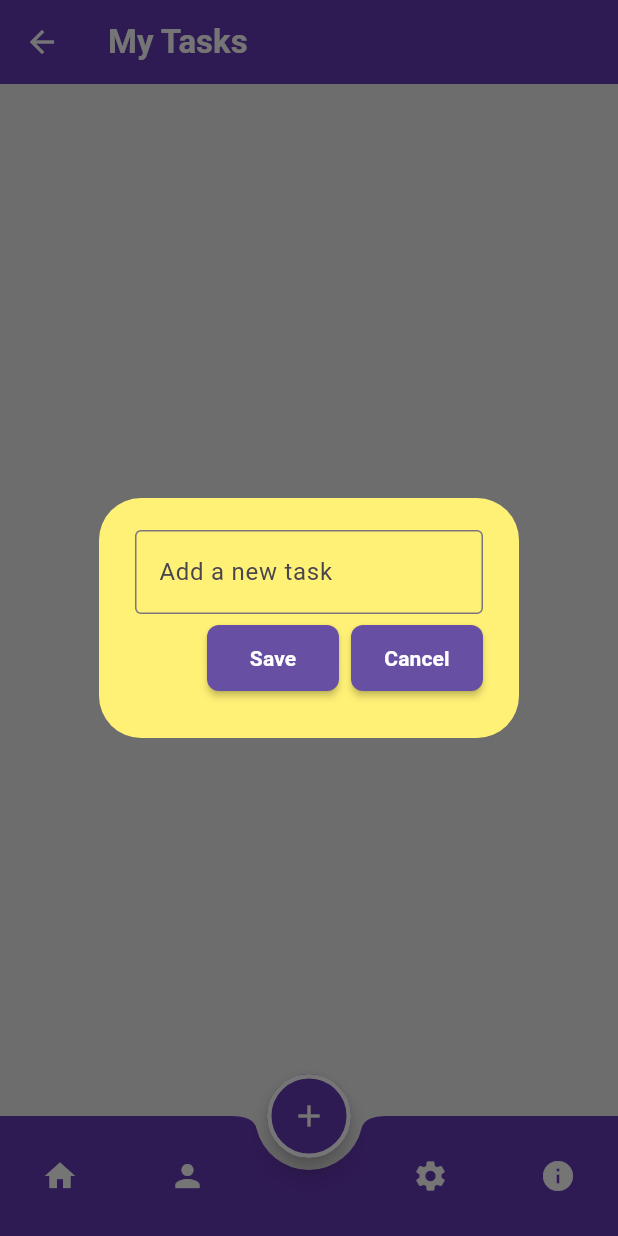
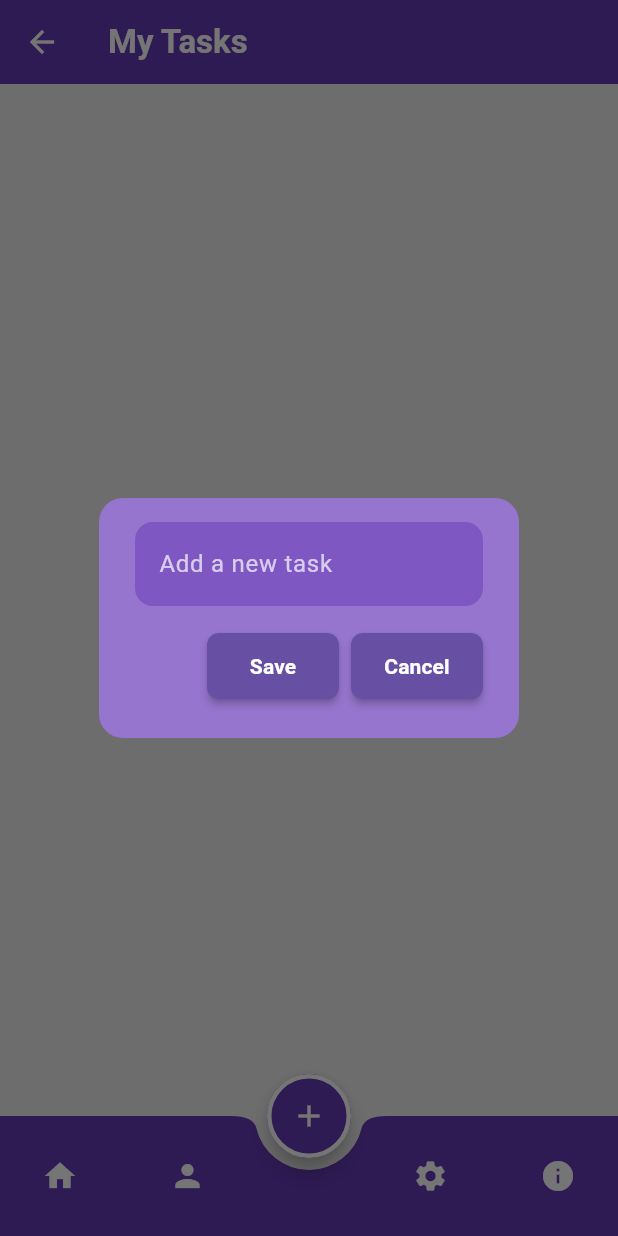
Before and after one commit to Adeel-Arif1/to_do_app, a Flutter app: the screen it shows after launch, after a tap on the "add" icon, on a phone screen of 412 x 824 dp. Run offline on Flutter 3.47's test engine with Material 3 defaults, Android fonts, the phone set to English and light mode, and no system bars; our stand-ins replace flutter_slidable, hive_flutter, image_picker; accounts and stored records are empty.

Commit message:
issues fixed

```diff
--- a/lib/screens/home_page.dart
+++ b/lib/screens/home_page.dart
@@ -19,7 +19,6 @@ class _HomePageState extends State<HomePage>
   final _controller = TextEditingController();
   ToDoDataBase db = ToDoDataBase();
   late AnimationController _animationController;
-
   @override
   void initState() {
     super.initState();
@@ -28,7 +27,8 @@ class _HomePageState extends State<HomePage>
     } else {
       db.loadData();
     }
-    // Initialize the animation controller
+    setState(() {}); // Force rebuild after loading data
+
     _animationController = AnimationController(
       duration: const Duration(milliseconds: 500),
       vsync: this,
--- a/lib/utils/dialogue_box.dart
+++ b/lib/utils/dialogue_box.dart
@@ -16,37 +16,42 @@ class DialogBox extends StatelessWidget {
   @override
   Widget build(BuildContext context) {
     return AlertDialog(
-      backgroundColor: Colors.yellow[300],
+      backgroundColor: Colors.deepPurple[300], // Match app theme
+      shape: RoundedRectangleBorder(borderRadius: BorderRadius.circular(16)),
       content: SingleChildScrollView(
-        child: SizedBox(
-          height: 120, // Set consistent height
         child: Column(
-            mainAxisAlignment: MainAxisAlignment.spaceEvenly,
+          mainAxisSize: MainAxisSize.min,
           children: [
-              // Input field for new task
+            // Input field
             TextField(
               controller: controller,
-                decoration: const InputDecoration(
-                  border: OutlineInputBorder(),
+              cursorColor: Colors.white,
+              style: const TextStyle(color: Colors.white),
+              decoration: InputDecoration(
+                filled: true,
+                fillColor: Colors.deepPurple[400],
                 hintText: "Add a new task",
+                hintStyle: TextStyle(color: Colors.white.withOpacity(0.7)),
+                border: OutlineInputBorder(
+                  borderRadius: BorderRadius.circular(12),
+                  borderSide: BorderSide.none,
                 ),
               ),
+            ),
+            const SizedBox(height: 16),
 
-              // Save and Cancel buttons
+            // Buttons
             Row(
               mainAxisAlignment: MainAxisAlignment.end,
               children: [
-                  // Save button
                 MyButton(text: "Save", onPressed: onSave),
-                  const SizedBox(width: 8), // Spacing between buttons
-                  // Cancel button
+                const SizedBox(width: 8),
                 MyButton(text: "Cancel", onPressed: onCancel),
               ],
             ),
           ],
         ),
       ),
-      ),
     );
   }
 }
--- a/lib/utils/to_do_tile.dart
+++ b/lib/utils/to_do_tile.dart
@@ -18,56 +18,76 @@ class ToDoTile extends StatelessWidget {
   @override
   Widget build(BuildContext context) {
     return Padding(
-      padding: const EdgeInsets.symmetric(horizontal: 25.0, vertical: 10.0), // Consistent padding
+      padding: const EdgeInsets.symmetric(horizontal: 25.0, vertical: 12.0),
       child: Slidable(
         endActionPane: ActionPane(
-          motion: const StretchMotion(), // Added const
+          motion: const StretchMotion(),
           children: [
             SlidableAction(
               onPressed: deleteFunction,
               icon: Icons.delete,
-              backgroundColor: Colors.red.shade300,
-              borderRadius: BorderRadius.circular(12),
+              backgroundColor: Colors.redAccent,
+              foregroundColor: Colors.white,
+              borderRadius: BorderRadius.circular(16),
             ),
           ],
         ),
         child: Container(
-          padding: const EdgeInsets.all(20),
           decoration: BoxDecoration(
-            color: Colors.white, // Set background to white for better contrast
-            borderRadius: BorderRadius.circular(12),
+            gradient: LinearGradient(
+              colors: [
+                Colors.deepPurple.shade400,
+                Colors.deepPurple.shade700,
+              ],
+              begin: Alignment.topLeft,
+              end: Alignment.bottomRight,
+            ),
+            borderRadius: BorderRadius.circular(16),
             boxShadow: [
               BoxShadow(
-                color: Colors.grey.withOpacity(0.3), // Light shadow for depth
-                spreadRadius: 2,
-                blurRadius: 5,
-                offset: const Offset(0, 3), // Shadow position
+                color: Colors.deepPurple.withOpacity(0.3),
+                blurRadius: 10,
+                offset: const Offset(0, 6),
               ),
             ],
           ),
+          padding: const EdgeInsets.symmetric(horizontal: 20, vertical: 18),
           child: Row(
             children: [
-              // Checkbox
-              Checkbox(
-                value: taskCompleted,
-                onChanged: onChanged,
-                activeColor: Colors.deepPurpleAccent, // Deep purple accent
-                checkColor: Colors.white, // White check mark for contrast
+              // Animated Checkbox
+              Transform.scale(
+                scale: 1.2,
+                child: Checkbox(
+                  value: taskCompleted,
+                  onChanged: onChanged,
+                  activeColor: Colors.white,
+                  checkColor: Colors.deepPurple,
+                  shape: RoundedRectangleBorder(
+                    borderRadius: BorderRadius.circular(6),
+                  ),
+                ),
               ),
+
+              const SizedBox(width: 12),
 
               // Task name
               Expanded(
-                // Ensures task name doesn't overflow
                 child: Text(
                   taskName,
                   style: TextStyle(
-                    fontSize: 16,
-                    fontWeight: FontWeight.w500, // Slightly bolder for readability
-                    color: taskCompleted ? Colors.grey : Colors.black, // Color changes based on completion
-                    decoration: taskCompleted ? TextDecoration.lineThrough : TextDecoration.none,
+                    fontSize: 18,
+                    fontWeight: FontWeight.bold,
+                    color: Colors.white,
+                    decoration: taskCompleted ? TextDecoration.lineThrough : null,
                   ),
-                  overflow: TextOverflow.ellipsis, // Prevents overflow issues
+                  overflow: TextOverflow.ellipsis,
                 ),
+              ),
+
+              // Status icon
+              Icon(
+                taskCompleted ? Icons.check_circle : Icons.radio_button_unchecked,
+                color: Colors.white70,
               ),
             ],
           ),
```
Also changed, not shown: pubspec.lock, 126 other files. Lines whose indentation alone changed are shown as unchanged.
